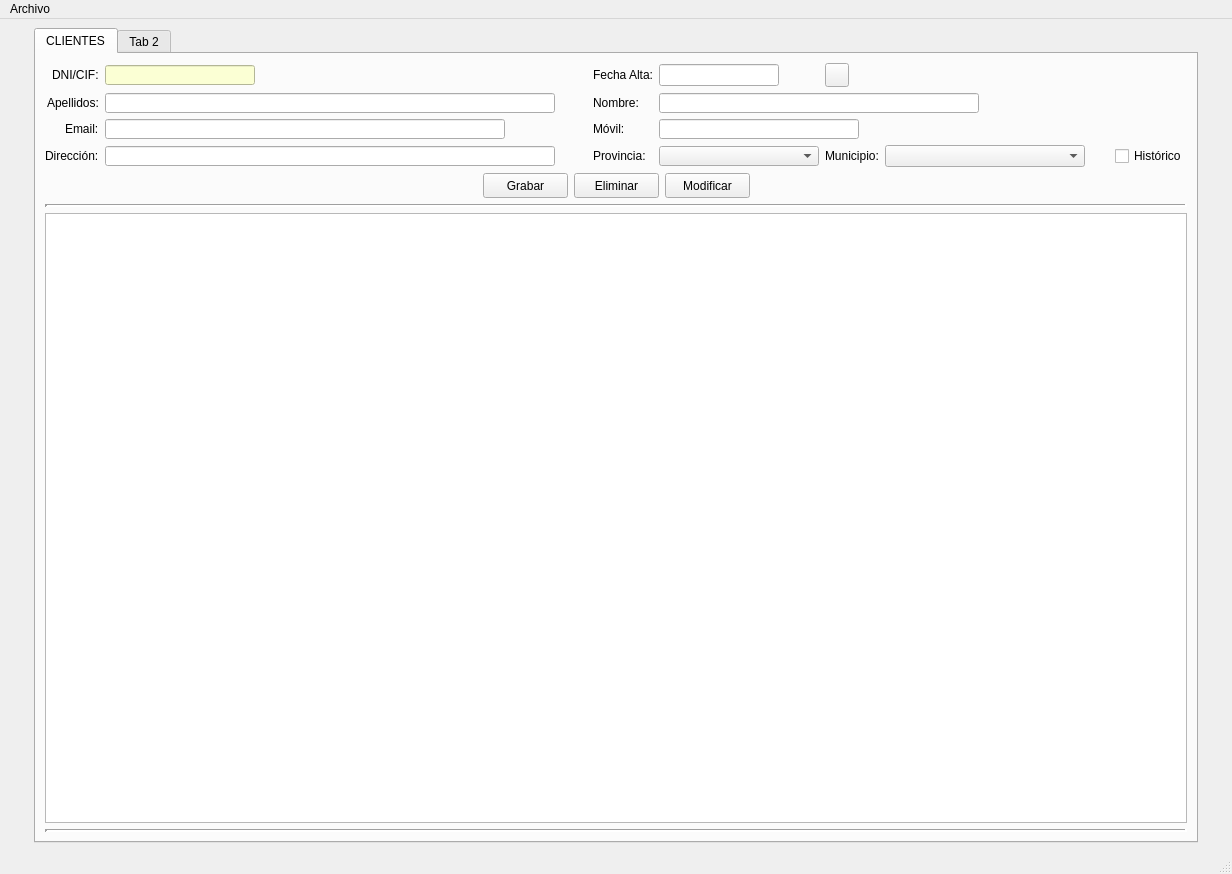
Old version of the form templates/VenPrincipal.ui in the repository VoctorSN/Proyecto-Desarrollo-Interfaces.
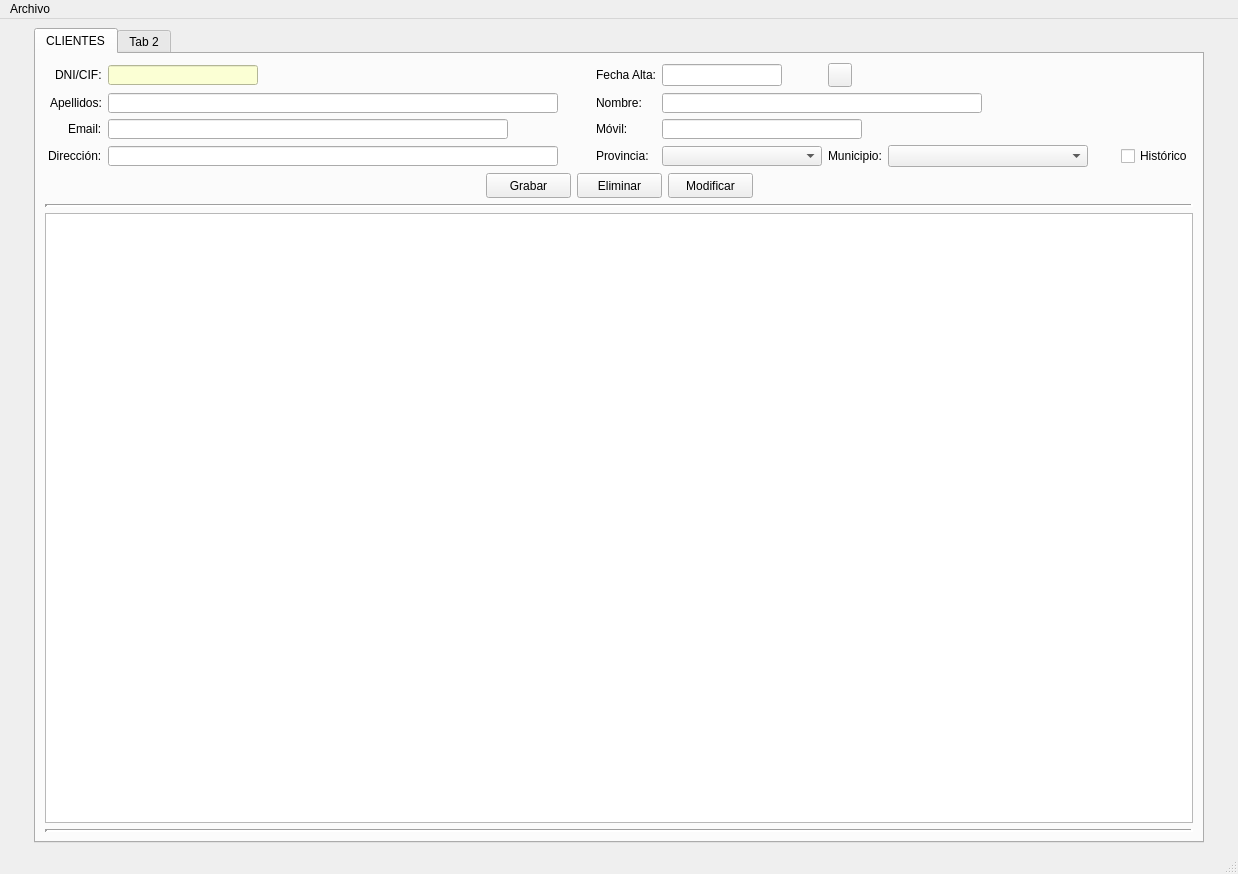
New version of the form. Icons and pictures are not drawn.

The edit to the form file:
```diff
--- a/templates/VenPrincipal.ui
+++ b/templates/VenPrincipal.ui
@@ -6,7 +6,7 @@
    <rect>
     <x>0</x>
     <y>0</y>
-    <width>1164</width>
+    <width>1238</width>
     <height>874</height>
    </rect>
   </property>
@@ -682,7 +682,7 @@
     <rect>
      <x>0</x>
      <y>0</y>
-     <width>1164</width>
+     <width>1238</width>
      <height>21</height>
     </rect>
    </property>
```
Left out of the diff: 4 changed lines with no effect on the pictures.
